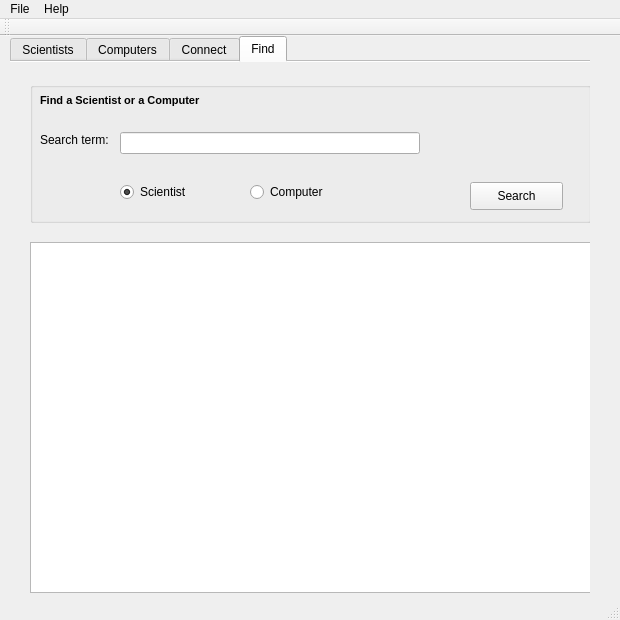
Qt form 3hluti/mainwindow.ui (hj02/VV) before a commit.
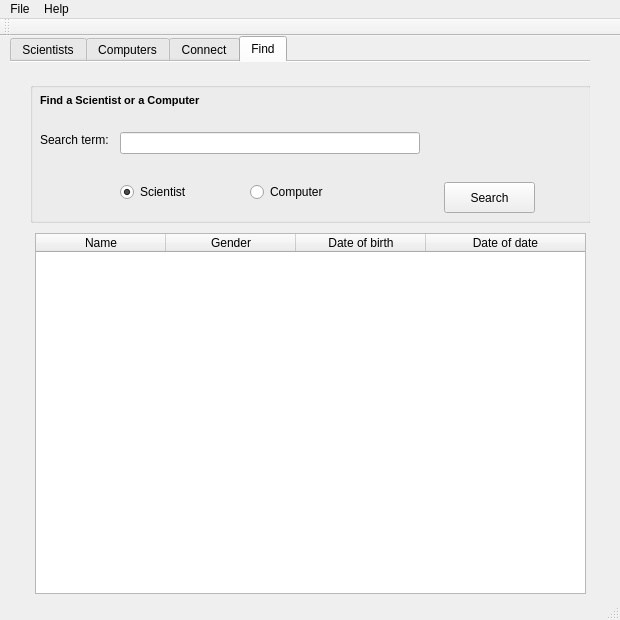
The same form after that commit. The open tabs and pages were chosen to show the change.

The edit to the form file:
```diff
--- a/3hluti/mainwindow.ui
+++ b/3hluti/mainwindow.ui
@@ -812,16 +812,6 @@
      <attribute name="title">
       <string>Find</string>
      </attribute>
-     <widget class="QColumnView" name="colFind">
-      <property name="geometry">
-       <rect>
-        <x>20</x>
-        <y>180</y>
-        <width>561</width>
-        <height>351</height>
-       </rect>
-      </property>
-     </widget>
      <widget class="QLabel" name="label">
       <property name="geometry">
        <rect>
@@ -912,16 +902,71 @@
       <widget class="QPushButton" name="pushButton">
        <property name="geometry">
         <rect>
-         <x>440</x>
+         <x>414</x>
          <y>100</y>
-         <width>93</width>
-         <height>28</height>
+         <width>91</width>
+         <height>31</height>
         </rect>
        </property>
        <property name="text">
         <string>Search</string>
        </property>
       </widget>
+      <widget class="QLabel" name="prufasearch">
+       <property name="geometry">
+        <rect>
+         <x>420</x>
+         <y>73</y>
+         <width>151</width>
+         <height>20</height>
+        </rect>
+       </property>
+       <property name="text">
+        <string/>
+       </property>
+      </widget>
+     </widget>
+     <widget class="QTableWidget" name="SearchShowlist">
+      <property name="enabled">
+       <bool>true</bool>
+      </property>
+      <property name="geometry">
+       <rect>
+        <x>25</x>
+        <y>171</y>
+        <width>551</width>
+        <height>361</height>
+       </rect>
+      </property>
+      <attribute name="horizontalHeaderDefaultSectionSize">
+       <number>130</number>
+      </attribute>
+      <attribute name="horizontalHeaderMinimumSectionSize">
+       <number>30</number>
+      </attribute>
+      <attribute name="horizontalHeaderStretchLastSection">
+       <bool>true</bool>
+      </attribute>
+      <column>
+       <property name="text">
+        <string>Name</string>
+       </property>
+      </column>
+      <column>
+       <property name="text">
+        <string>Gender</string>
+       </property>
+      </column>
+      <column>
+       <property name="text">
+        <string>Date of birth</string>
+       </property>
+      </column>
+      <column>
+       <property name="text">
+        <string>Date of date</string>
+       </property>
+      </column>
      </widget>
      <zorder>groupBox_2</zorder>
      <zorder>colFind</zorder>
```
Left out of the diff: 16 changed lines with no effect on the pictures.
